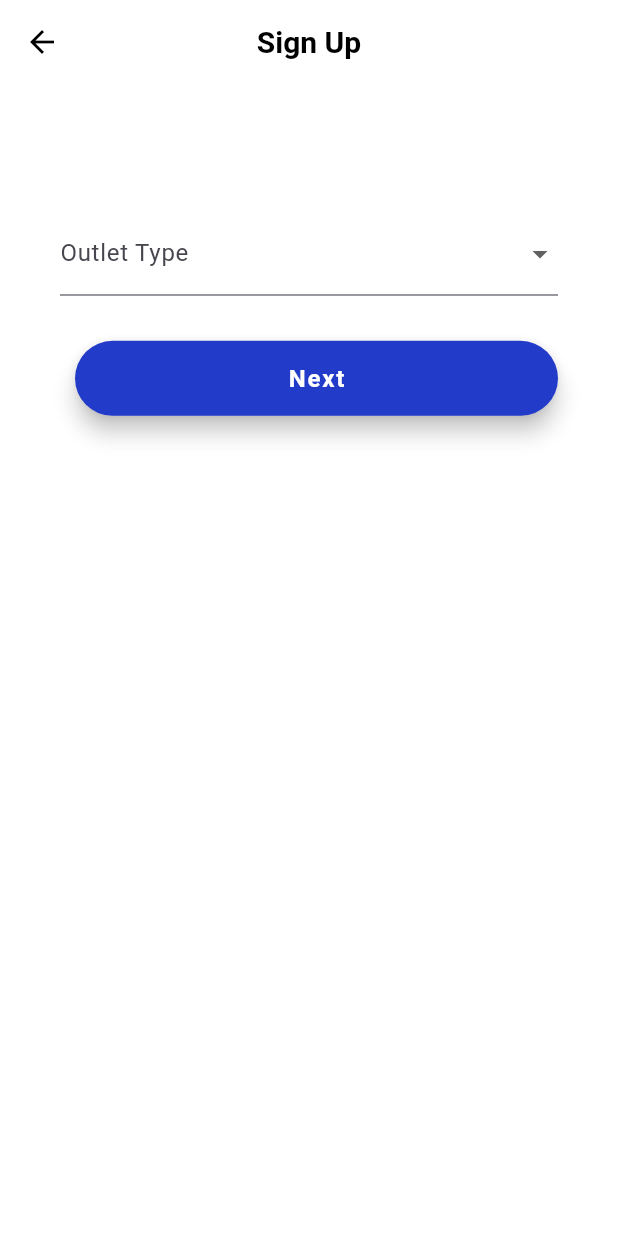
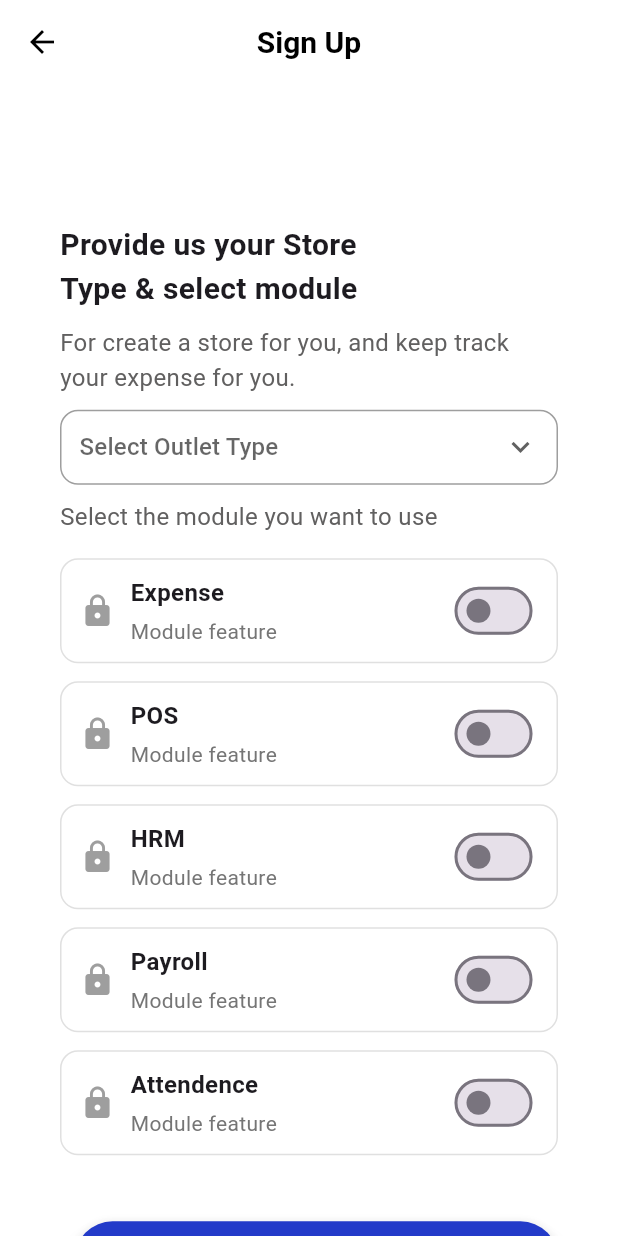
Before and after one commit to zakir1999/outlet-expense, a Flutter app: the _SignUpView screen opened directly, after a tap on "Next", on a phone screen of 412 x 824 dp. Run offline on Flutter 3.47's test engine with Material 3 defaults, Android fonts, the phone set to English and light mode, and no system bars; our stand-ins replace bloc, equatable, flutter_bloc, gap; Roboto replaces fonts that are missing (Times New Roman).

Commit message:
Changes on Sign up pages

```diff
--- /dev/null
+++ b/lib/Signup/view/StepOutLetType.dart
@@ -0,0 +1,176 @@
+import 'package:flutter/material.dart';
+import 'package:flutter_bloc/flutter_bloc.dart';
+import '../../Signup/bloc/sign_up_bloc.dart';
+import 'package:gap/gap.dart';
+import './LockRadioList.dart';
+
+class StepOutletType extends StatelessWidget {
+  const StepOutletType({super.key});
+
+  @override
+  Widget build(BuildContext context) {
+    final screenWidth = MediaQuery.of(context).size.width;
+    final fontSize = screenWidth < 360 ? 14.0 : 16.0;
+
+    return BlocBuilder<SignUpBloc, SignUpState>(
+      builder: (context, state) {
+        return Padding(
+          padding: const EdgeInsets.symmetric(vertical: 8.0),
+          child: Column(
+            crossAxisAlignment: CrossAxisAlignment.start,
+            children: [
+              Container(
+                alignment: Alignment.centerLeft,
+                child: Text(
+                  'Provide us your Store \nType & select module',
+                  style: TextStyle(fontSize: 20, fontWeight: FontWeight.bold),
+                  textAlign: TextAlign.left,
+                ),
+              ),
+              Gap(10),
+              Container(
+                alignment: Alignment.centerLeft,
+                child: Text(
+                  'For create a store for you, and keep track your expense for you.',
+                  style: TextStyle(
+                    fontSize: 16,
+                    color: const Color.fromARGB(255, 97, 96, 96),
+                  ),
+                  textAlign: TextAlign.left,
+                ),
+              ),
+              Gap(10),
+              Container(
+                padding: const EdgeInsets.symmetric(horizontal: 12),
+                decoration: BoxDecoration(
+                  borderRadius: BorderRadius.circular(12),
+                  border: Border.all(color: Colors.grey),
+                ),
+                child: DropdownButtonHideUnderline(
+                  child: DropdownButton<String>(
+                    isExpanded: true,
+                    hint: Text(
+                      "Select Outlet Type",
+                      style: TextStyle(fontSize: fontSize),
+                    ),
+                    value: state.outletType.isEmpty ? null : state.outletType,
+                    icon: const Icon(Icons.keyboard_arrow_down),
+                    dropdownColor: Colors.white,
+                    onChanged: (value) {
+                      if (value != null) {
+                        context.read<SignUpBloc>().add(
+                          OutletTypeChanged(value),
+                        );
+                      }
+                    },
+                    items: const [
+                      DropdownMenuItem(value: "Shop", child: Text("Shop")),
+                      DropdownMenuItem(
+                        value: "Restaurant",
+                        child: Text("Restaurant"),
+                      ),
+                      DropdownMenuItem(value: "Other", child: Text("Other")),
+                    ],
+                  ),
+                ),
+              ),
+
+              Gap(10),
+              Container(
+                alignment: Alignment.centerLeft,
+                child: Text(
+                  'Select the module you want to use',
+                  style: TextStyle(
+                    fontSize: 16,
+                    color: const Color.fromARGB(255, 97, 96, 96),
+                  ),
+                  textAlign: TextAlign.left,
+                ),
+              ),
+              Gap(10),
+              Container(
+                alignment: Alignment.centerLeft,
+                child: const LockSwitchList(),
+              ),
+            ],
+          ),
+        );
+      },
+    );
+  }
+}
+
+class LockSwitchList extends StatefulWidget {
+  const LockSwitchList({super.key});
+
+  @override
+  State<LockSwitchList> createState() => _LockSwitchListState();
+}
+
+class _LockSwitchListState extends State<LockSwitchList> {
+  final List<Map<String, dynamic>> items = [
+    {"title": "Expense", "description": "Module feature", "enabled": false},
+    {"title": "POS", "description": "Module feature", "enabled": false},
+    {"title": "HRM", "description": "Module feature", "enabled": false},
+    {"title": "Payroll", "description": "Module feature", "enabled": false},
+    {"title": "Attendence", "description": "Module feature", "enabled": false},
+  ];
+
+  @override
+  Widget build(BuildContext context) {
+    final screenWidth = MediaQuery.of(context).size.width;
+    final titleFontSize = screenWidth < 360 ? 14.0 : 16.0;
+    final descFontSize = screenWidth < 360 ? 12.0 : 14.0;
+
+    return Column(
+      children: List.generate(items.length, (index) {
+        final item = items[index];
+        return Container(
+          margin: const EdgeInsets.symmetric(vertical: 6.0),
+          padding: const EdgeInsets.symmetric(horizontal: 12.0, vertical: 10),
+          decoration: BoxDecoration(
+            borderRadius: BorderRadius.circular(12),
+            border: Border.all(color: Colors.grey.shade300),
+            color: Colors.white,
+          ),
+          child: Row(
+            children: [
+              const Icon(Icons.lock, color: Colors.grey),
+              const SizedBox(width: 10),
+              Expanded(
+                child: Column(
+                  crossAxisAlignment: CrossAxisAlignment.start,
+                  children: [
+                    Text(
+                      item["title"],
+                      style: TextStyle(
+                        fontSize: titleFontSize,
+                        fontWeight: FontWeight.bold,
+                      ),
+                    ),
+                    const SizedBox(height: 4),
+                    Text(
+                      item["description"],
+                      style: TextStyle(
+                        fontSize: descFontSize,
+                        color: Colors.grey.shade600,
+                      ),
+                    ),
+                  ],
+                ),
+              ),
+              Switch(
+                value: item["enabled"],
+                onChanged: (value) {
+                  setState(() {
+                    items[index]["enabled"] = value;
+                  });
+                },
+              ),
+            ],
+          ),
+        );
+      }),
+    );
+  }
+}
--- a/lib/Signup/view/sign_up_screen.dart
+++ b/lib/Signup/view/sign_up_screen.dart
@@ -5,6 +5,7 @@ import 'package:outlet_expense/Signup/bloc/sign_up_bloc.dart';
 
 import '../../Custom-Component/Submit_Button.dart';
 import '../../Custom-Component/TextField.dart';
+import './StepOutLetType.dart';
 
 class SignUpScreen extends StatelessWidget {
   const SignUpScreen({super.key});
@@ -99,8 +100,7 @@ class _SignUpView extends StatelessWidget {
                                           const Gap(20),
                                           if (state.step == 1)
                                             _StepUserOutlet(),
-                                          if (state.step == 2)
-                                            _StepOutletType(),
+                                          if (state.step == 2) StepOutletType(),
                                           if (state.step == 3)
                                             _StepEmailPhone(),
                                           if (state.step == 4) _StepPassword(),
@@ -235,25 +235,6 @@ class _StepUserOutlet extends StatelessWidget {
   }
 }
 
-class _StepOutletType extends StatelessWidget {
-  @override
-  Widget build(BuildContext context) {
-    return DropdownButtonFormField<String>(
-      decoration: const InputDecoration(labelText: "Outlet Type"),
-      items: const [
-        DropdownMenuItem(value: "Shop", child: Text("Shop")),
-        DropdownMenuItem(value: "Restaurant", child: Text("Restaurant")),
-        DropdownMenuItem(value: "Other", child: Text("Other")),
-      ],
-      onChanged: (v) {
-        if (v != null) {
-          context.read<SignUpBloc>().add(OutletTypeChanged(v));
-        }
-      },
-    );
-  }
-}
-
 class _StepEmailPhone extends StatelessWidget {
   @override
   Widget build(BuildContext context) {
```
Also changed, not shown: lib/Custom-Component/Drop_Down.dart (added, +85 -0 lines), lib/Signup/view/LockRadioList.dart (added).
